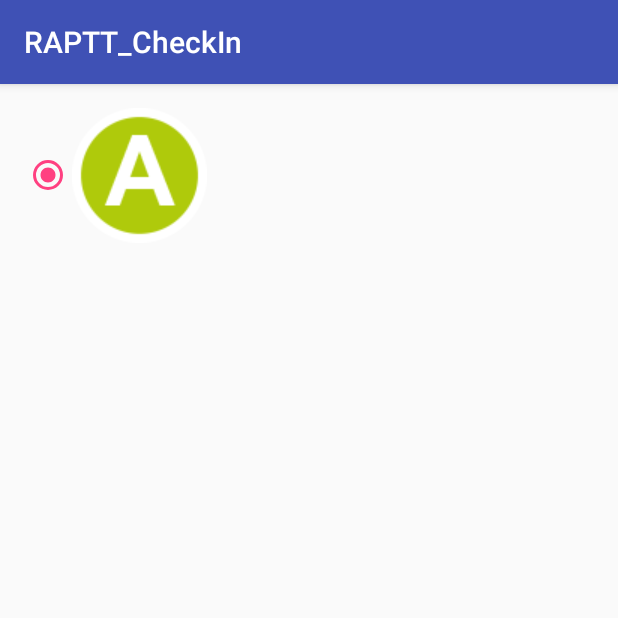
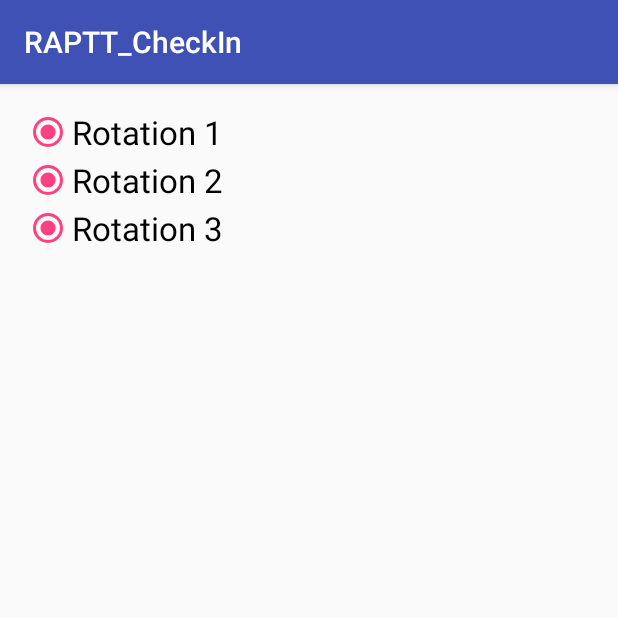
Before and after one commit to remidebette/RAPTT_CheckIn, an Android app: the CalendarActivity screen opened directly, with no data from a screen before it, on a phone screen of 412 x 824 dp, the top half of it. Run offline under Robolectric (Android 15) with nearby library versions, the phone set to English and light mode, and no system bars.

Commit message:
Menu fait
le mettre en activite principale
faire le lien avec le calendrier et retenir quelle rotation est choisie avec un extra dans l'intent, pour pouvoir annuler la bonne alarme

```diff
--- a/app/src/main/res/layout/activity_calendar.xml
+++ b/app/src/main/res/layout/activity_calendar.xml
@@ -10,10 +10,28 @@
     tools:context="com.raptt.debette.raptt_checkin.CalendarActivity">
 
     <RadioButton
-        android:drawableRight="@drawable/ic_line_a"
+        android:textAppearance="?android:attr/textAppearanceLarge"
+        android:text="Rotation 1"
         android:layout_width="wrap_content"
         android:layout_height="wrap_content"
         android:checked="true"
-        android:text=""
-        android:id="@+id/radio0" />
+        android:id="@+id/radio1" />
+
+    <RadioButton
+        android:textAppearance="?android:attr/textAppearanceLarge"
+        android:text="Rotation 2"
+        android:layout_width="wrap_content"
+        android:layout_height="wrap_content"
+        android:checked="true"
+        android:layout_below="@+id/radio1"
+        android:id="@+id/radio2" />
+
+    <RadioButton
+        android:textAppearance="?android:attr/textAppearanceLarge"
+        android:text="Rotation 3"
+        android:layout_width="wrap_content"
+        android:layout_height="wrap_content"
+        android:checked="true"
+        android:layout_below="@+id/radio2"
+        android:id="@+id/radio3" />
 </RelativeLayout>
```
Also changed, not shown: app/src/main/res/layout/activity_main.xml (+3 -4 lines), app/src/main/res/xml/pref_notification.xml (+8 -0 lines).
